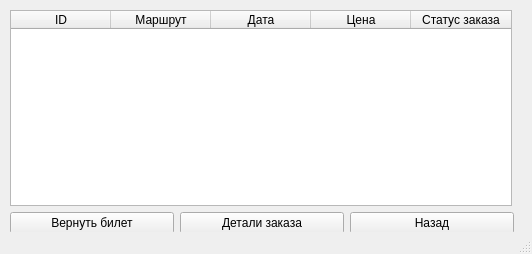
First picture: the form in data/etc/MyTickets.ui, repository Substance-live/Train_application, before the edit.
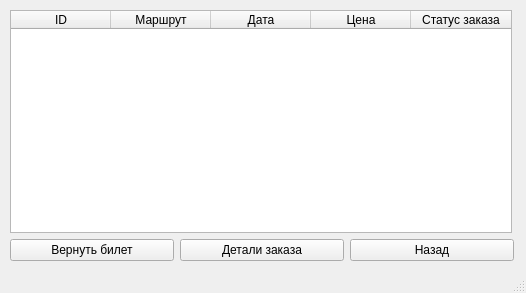
Second picture: the form after the edit.

The edit to the form file:
```diff
--- a/data/etc/MyTickets.ui
+++ b/data/etc/MyTickets.ui
@@ -6,40 +6,55 @@
    <rect>
     <x>0</x>
     <y>0</y>
-    <width>532</width>
-    <height>254</height>
+    <width>526</width>
+    <height>293</height>
    </rect>
   </property>
   <property name="windowTitle">
    <string>MainWindow</string>
   </property>
   <widget class="QWidget" name="centralwidget">
-   <widget class="QWidget" name="">
+   <widget class="QWidget" name="layoutWidget">
     <property name="geometry">
      <rect>
       <x>10</x>
       <y>10</y>
       <width>504</width>
-      <height>224</height>
+      <height>251</height>
      </rect>
     </property>
     <layout class="QGridLayout" name="gridLayout">
      <item row="1" column="0">
-      <widget class="QPushButton" name="pushButton_2">
+      <widget class="QPushButton" name="but_refund">
+       <property name="font">
+        <font>
+         <pointsize>9</pointsize>
+        </font>
+       </property>
        <property name="text">
         <string>Вернуть билет</string>
        </property>
       </widget>
      </item>
      <item row="1" column="1">
-      <widget class="QPushButton" name="pushButton_3">
+      <widget class="QPushButton" name="but_detail">
+       <property name="font">
+        <font>
+         <pointsize>9</pointsize>
+        </font>
+       </property>
        <property name="text">
         <string>Детали заказа</string>
        </property>
       </widget>
      </item>
      <item row="1" column="2">
-      <widget class="QPushButton" name="pushButton">
+      <widget class="QPushButton" name="but_back">
+       <property name="font">
+        <font>
+         <pointsize>9</pointsize>
+        </font>
+       </property>
        <property name="text">
         <string>Назад</string>
        </property>
@@ -59,6 +74,14 @@
          <height>16777215</height>
         </size>
        </property>
+       <property name="font">
+        <font>
+         <pointsize>9</pointsize>
+        </font>
+       </property>
+       <property name="sortingEnabled">
+        <bool>true</bool>
+       </property>
        <column>
         <property name="text">
          <string>ID</string>
```
Left out of the diff: 4 changed lines with no effect on the pictures.
